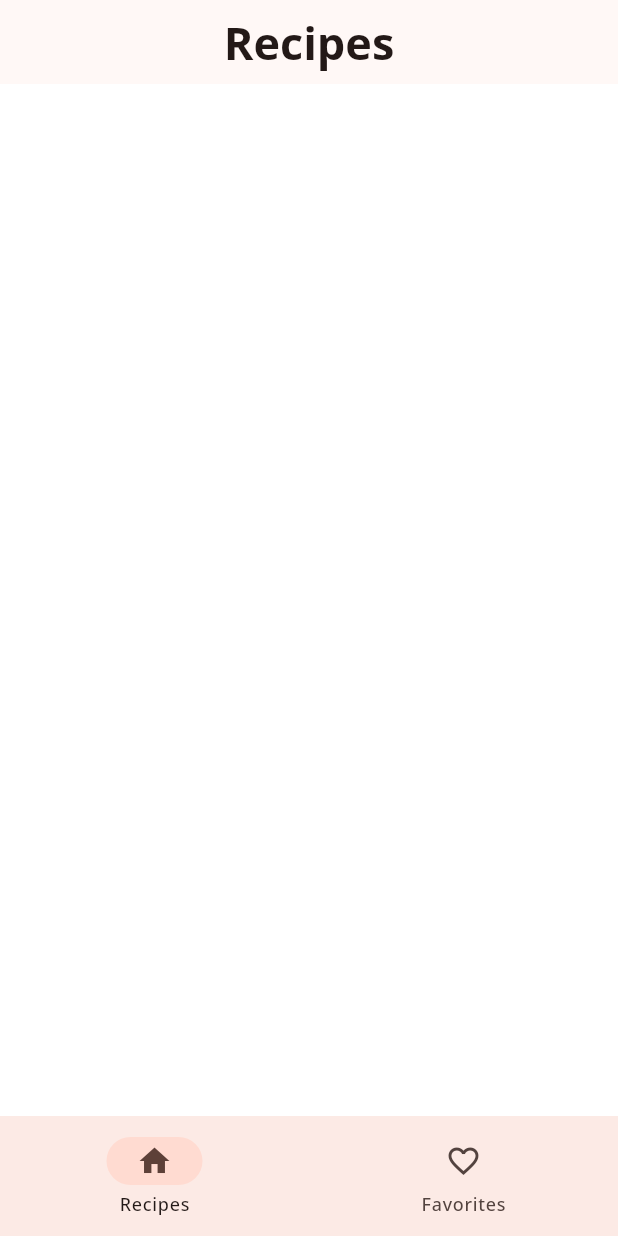
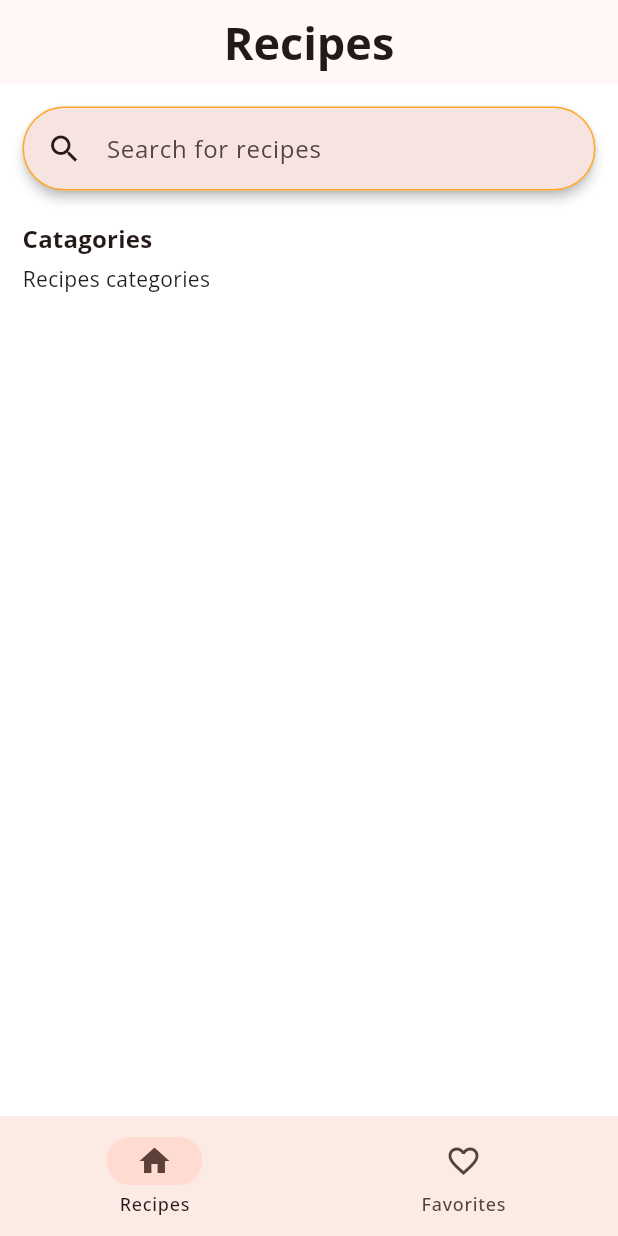
Before and after one commit to anton-meun/recepten_app_flutter, a Flutter app: the screen it shows after launch, on a phone screen of 412 x 824 dp. Run offline on Flutter 3.47's test engine with Material 3 defaults, Android fonts, the light colour scheme and no system bars; our stand-ins replace flutter_riverpod, google_fonts.

Commit message:
resepten pagina voorzien van placholders van zoekbalk en categorieen

```diff
--- a/lib/features/recipes/pages/recipes_page.dart
+++ b/lib/features/recipes/pages/recipes_page.dart
@@ -1,4 +1,6 @@
 import 'package:flutter/material.dart';
+import 'package:recepten_app_flutter/features/recipes/wigets/recipes_catagories.dart';
+import 'package:recepten_app_flutter/features/recipes/wigets/recipes_search_bar.dart';
 
 class RecipesPage extends StatelessWidget {
   const RecipesPage({super.key});
@@ -10,13 +12,24 @@ class RecipesPage extends StatelessWidget {
     return Scaffold(
       appBar: AppBar(
         centerTitle: true,
-        title: Text("Recipes",
+        title: Text(
+          "Recipes",
           style: theme.textTheme.titleLarge,
         ),
       ),
+
       body: ListView(
+        padding: EdgeInsets.all(15),
         children: [
+          // Search bar
+          RecipesSearchBar(),
 
+          SizedBox(height: 20),
+          // Catagories
+          Text("Catagories",
+          style: theme.textTheme.titleMedium),
+          SizedBox(height: 5),
+          RecipesCatagories()
         ],
       ),
     );
--- /dev/null
+++ b/lib/features/recipes/wigets/recipes_catagories.dart
@@ -0,0 +1,10 @@
+import 'package:flutter/material.dart';
+
+class RecipesCatagories extends StatelessWidget {
+  const RecipesCatagories({super.key});
+
+  @override
+  Widget build(BuildContext context) {
+    return const Text("Recipes categories");
+  }
+}
--- a/lib/features/recipes/wigets/recipes_search_bar.dart
+++ b/lib/features/recipes/wigets/recipes_search_bar.dart
@@ -0,0 +1,18 @@
+import 'package:flutter/material.dart';
+
+class RecipesSearchBar extends StatelessWidget {
+  const RecipesSearchBar({super.key});
+
+  @override
+  Widget build(BuildContext context) {
+    return SearchAnchor.bar(
+      barHintText: "Search for recipes", // Text in bar
+        barElevation: WidgetStatePropertyAll(3), // Bar shadow
+        barSide: WidgetStatePropertyAll(
+            BorderSide(color: Colors.orange.shade400)), // Bar color
+        suggestionsBuilder: (context, controller) {
+          return [];
+        }
+    );
+  }
+}
--- a/lib/main.dart
+++ b/lib/main.dart
@@ -24,14 +24,15 @@
         title: 'Recipe App',
         debugShowCheckedModeBanner: false,
         theme: ThemeData(
-        colorScheme: ColorScheme.fromSeed(seedColor: Colors.deepOrange.shade800),
+            colorScheme:
+                ColorScheme.fromSeed(seedColor: Colors.deepOrange.shade800),
             scaffoldBackgroundColor: Colors.white60,
             useMaterial3: true,
             textTheme: GoogleFonts.openSansTextTheme().copyWith(
-          titleLarge: GoogleFonts.openSans(fontSize: 30,fontWeight: FontWeight.bold)
-        )
-      ),
-      home: RootApp()
-    );
+                titleLarge: GoogleFonts.openSans(
+                    fontSize: 30, fontWeight: FontWeight.bold),
+                titleMedium:
+                    GoogleFonts.openSans(fontWeight: FontWeight.bold))),
+        home: RootApp());
   }
 }
```
Lines whose indentation alone changed are shown as unchanged.
